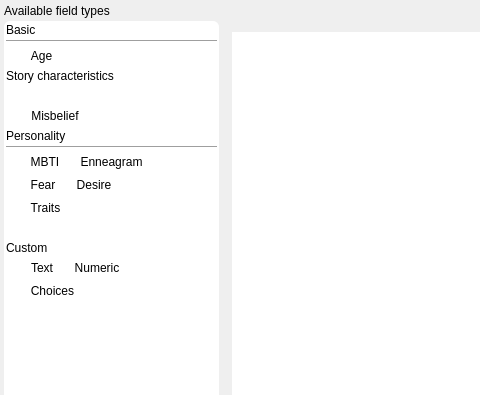
The window that ui/character_profile_editor_dialog.ui (zkovari/plotlyst) describes before a commit, drawn with Qt 5; both pictures show x 0 to 480 and y 0 to 395 of the 995 by 629 pixel window.
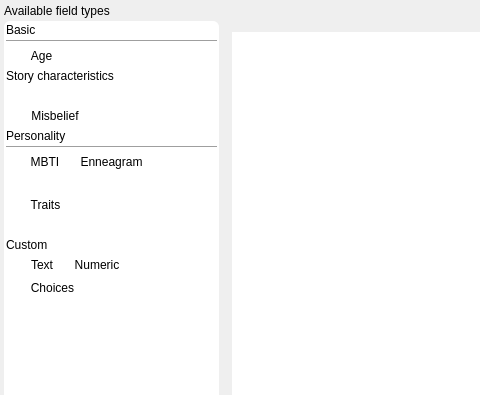
The same window after the commit. Custom widgets are drawn as their Qt base class.

Commit message: Transform basic desire and fear to labels for enneagram

```diff
--- a/ui/character_profile_editor_dialog.ui
+++ b/ui/character_profile_editor_dialog.ui
@@ -368,44 +368,6 @@
               </property>
              </spacer>
             </item>
-            <item>
-             <widget class="QToolButton" name="btnFear">
-              <property name="cursor">
-               <cursorShape>OpenHandCursor</cursorShape>
-              </property>
-              <property name="text">
-               <string>Fear</string>
-              </property>
-              <property name="iconSize">
-               <size>
-                <width>24</width>
-                <height>24</height>
-               </size>
-              </property>
-              <property name="toolButtonStyle">
-               <enum>Qt::ToolButtonTextUnderIcon</enum>
-              </property>
-             </widget>
-            </item>
-            <item>
-             <widget class="QToolButton" name="btnDesire">
-              <property name="cursor">
-               <cursorShape>OpenHandCursor</cursorShape>
-              </property>
-              <property name="text">
-               <string>Desire</string>
-              </property>
-              <property name="iconSize">
-               <size>
-                <width>24</width>
-                <height>24</height>
-               </size>
-              </property>
-              <property name="toolButtonStyle">
-               <enum>Qt::ToolButtonTextUnderIcon</enum>
-              </property>
-             </widget>
-            </item>
             <item>
              <spacer name="horizontalSpacer_19">
               <property name="orientation">
```
The commit also changes 4 other files.
